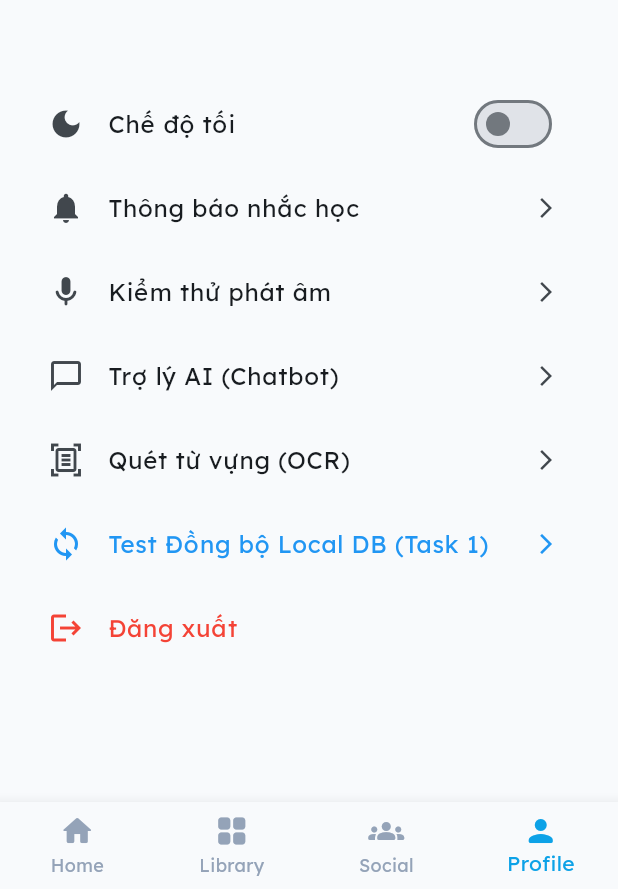
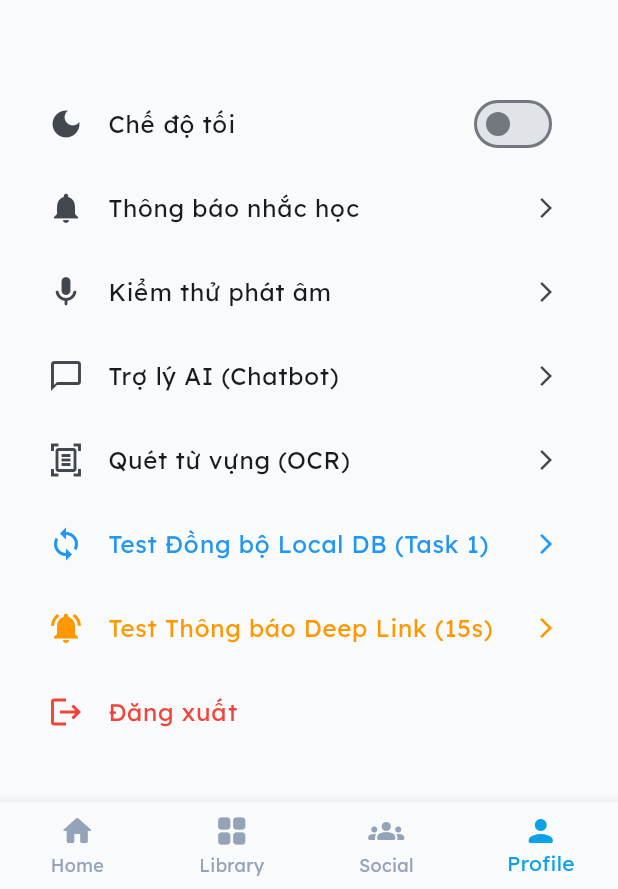
Before and after one commit to minhnhat-1504/VitaminC_App, a Flutter app: the SettingsScreen screen opened by its route, on a phone screen of 412 x 824 dp, the part 347-1236 px from its top. Run offline on Flutter 3.47's test engine with Material 3 defaults, Android fonts, the phone set to English and light mode, and no system bars; our stand-ins replace cloud_firestore, connectivity_plus, equatable, file_picker, firebase_auth, firebase_core and 22 more; missing offline and left inert: excel, flutter_facebook_auth, google_mlkit_text_recognition; accounts and stored records are empty; network calls fail.

Commit message:
chore: add test notification button in settings for easy deep link testing

```diff
--- a/lib/core/services/notification_service.dart
+++ b/lib/core/services/notification_service.dart
@@ -233,4 +233,28 @@ class NotificationService {
     }
     return scheduledDate;
   }
+
+  /// Lên lịch thông báo test sau 15 giây để test chức năng Deep Link
+  Future<void> scheduleTestNotification() async {
+    final scheduledDate = tz.TZDateTime.now(tz.local).add(const Duration(seconds: 15));
+
+    await _localNotifications.zonedSchedule(
+      id: 99,
+      title: 'VitaminC - Test Deep Link',
+      body: 'Bấm vào đây để xem app có tự động mở và nhảy sang màn Thư viện (Library) hay không!',
+      payload: '/library',
+      scheduledDate: scheduledDate,
+      notificationDetails: const NotificationDetails(
+        android: AndroidNotificationDetails(
+          'test_channel',
+          'Test Notifications',
+          channelDescription: 'Kênh test thông báo',
+          importance: Importance.max,
+          priority: Priority.high,
+        ),
+      ),
+      androidScheduleMode: AndroidScheduleMode.exactAllowWhileIdle,
+    );
+    debugPrint('Đã hẹn thông báo test sau 15 giây.');
+  }
 }
--- a/lib/features/settings/presentation/screens/settings_screen.dart
+++ b/lib/features/settings/presentation/screens/settings_screen.dart
@@ -7,6 +7,7 @@ import '../../../auth/presentation/providers/auth_provider.dart';
 import 'package:vitaminc/features/library/presentation/controllers/library_controller.dart';
 import 'package:vitaminc/features/study/presentation/controllers/study_controller.dart';
 import 'package:vitaminc/core/services/local_db_provider.dart';
+import 'package:vitaminc/core/services/notification_service.dart';
 
 class SettingsScreen extends ConsumerWidget {
   const SettingsScreen({super.key});
@@ -254,6 +255,27 @@ class SettingsScreen extends ConsumerWidget {
                   },
                 ),
                 ListTile(
+                  leading: const Icon(Icons.notifications_active, color: Colors.orange),
+                  title: const Text(
+                    'Test Thông báo Deep Link (15s)',
+                    style: TextStyle(color: Colors.orange),
+                  ),
+                  trailing: const Icon(
+                    Icons.arrow_forward_ios,
+                    size: 16,
+                    color: Colors.orange,
+                  ),
+                  onTap: () async {
+                    ScaffoldMessenger.of(context).showSnackBar(
+                      const SnackBar(
+                        content: Text('Đã hẹn giờ! Hãy bấm nút Home thoát app ngay, đợi 15 giây!'),
+                        duration: Duration(seconds: 5),
+                      ),
+                    );
+                    await ref.read(notificationServiceProvider).scheduleTestNotification();
+                  },
+                ),
+                ListTile(
                   leading: const Icon(Icons.logout, color: Colors.red),
                   title: const Text(
                     "Đăng xuất",
```
